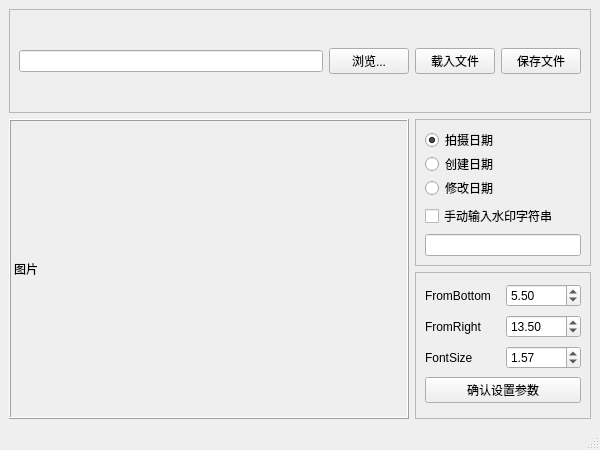
Qt form application/mainwindow.ui (windsgo/WaterMarkGenerator) before a commit.
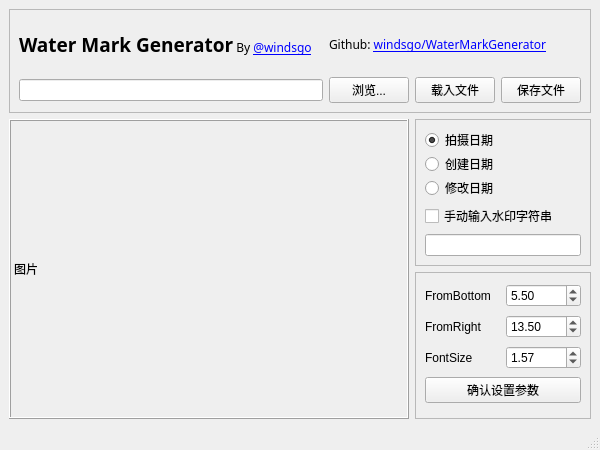
The same form after that commit.

Patch:
```diff
--- a/application/mainwindow.ui
+++ b/application/mainwindow.ui
@@ -29,11 +29,11 @@
    </size>
   </property>
   <property name="windowTitle">
-   <string>MainWindow</string>
+   <string>WaterMarkGenerator</string>
   </property>
   <widget class="QWidget" name="centralwidget">
-   <layout class="QVBoxLayout" name="verticalLayout_3">
-    <item>
+   <layout class="QGridLayout" name="gridLayout_2">
+    <item row="0" column="0">
      <widget class="QFrame" name="frameFile">
       <property name="frameShape">
        <enum>QFrame::StyledPanel</enum>
@@ -41,35 +41,66 @@
       <property name="frameShadow">
        <enum>QFrame::Raised</enum>
       </property>
-      <layout class="QHBoxLayout" name="horizontalLayout">
-       <item>
+      <layout class="QGridLayout" name="gridLayout_3">
+       <item row="0" column="0">
+        <widget class="QLabel" name="label_5">
+         <property name="font">
+          <font>
+           <family>Adobe 黑体 Std R</family>
+          </font>
+         </property>
+         <property name="text">
+          <string>&lt;html&gt;&lt;head/&gt;&lt;body&gt;&lt;p&gt;&lt;span style=&quot; font-size:14pt; font-weight:600;&quot;&gt;Water Mark Generator&lt;/span&gt; By &lt;a href=&quot;https://github.com/windsgo&quot;&gt;&lt;span style=&quot; text-decoration: underline; color:#0000ff;&quot;&gt;@windsgo&lt;/span&gt;&lt;/a&gt;&lt;/p&gt;&lt;/body&gt;&lt;/html&gt;</string>
+         </property>
+        </widget>
+       </item>
+       <item row="1" column="0">
         <widget class="QLineEdit" name="leLoadFilename"/>
        </item>
-       <item>
+       <item row="1" column="1">
         <widget class="QPushButton" name="pbChooseFile">
          <property name="text">
           <string>浏览...</string>
          </property>
         </widget>
        </item>
-       <item>
+       <item row="1" column="2">
         <widget class="QPushButton" name="pbLoadFile">
          <property name="text">
           <string>载入文件</string>
          </property>
         </widget>
        </item>
-       <item>
+       <item row="1" column="3">
         <widget class="QPushButton" name="pbSaveFile">
          <property name="text">
           <string>保存文件</string>
          </property>
         </widget>
        </item>
+       <item row="0" column="1" colspan="3">
+        <widget class="QLabel" name="label_6">
+         <property name="font">
+          <font>
+           <family>Adobe 黑体 Std R</family>
+          </font>
+         </property>
+         <property name="text">
+          <string>&lt;!DOCTYPE HTML PUBLIC &quot;-//W3C//DTD HTML 4.0//EN&quot; &quot;http://www.w3.org/TR/REC-html40/strict.dtd&quot;&gt;
+&lt;html&gt;&lt;head&gt;&lt;meta name=&quot;qrichtext&quot; content=&quot;1&quot; /&gt;&lt;style type=&quot;text/css&quot;&gt;
+p, li { white-space: pre-wrap; }
+&lt;/style&gt;&lt;/head&gt;&lt;body style=&quot; font-family:'SimSun'; font-size:9pt; font-weight:400; font-style:normal;&quot;&gt;
+&lt;p style=&quot; margin-top:12px; margin-bottom:12px; margin-left:0px; margin-right:0px; -qt-block-indent:0; text-indent:0px;&quot;&gt;Github: &lt;a href=&quot;https://github.com/windsgo/WaterMarkGenerator&quot;&gt;&lt;span style=&quot; text-decoration: underline; color:#0000ff;&quot;&gt;windsgo/WaterMarkGenerator&lt;/span&gt;&lt;/a&gt;&lt;/p&gt;&lt;/body&gt;&lt;/html&gt;</string>
+         </property>
+         <property name="openExternalLinks">
+          <bool>true</bool>
+         </property>
+        </widget>
+       </item>
       </layout>
      </widget>
     </item>
-    <item>
+    <item row="1" column="0">
      <layout class="QHBoxLayout" name="horizontalLayout_2">
       <item>
        <widget class="QLabel" name="label">
```
